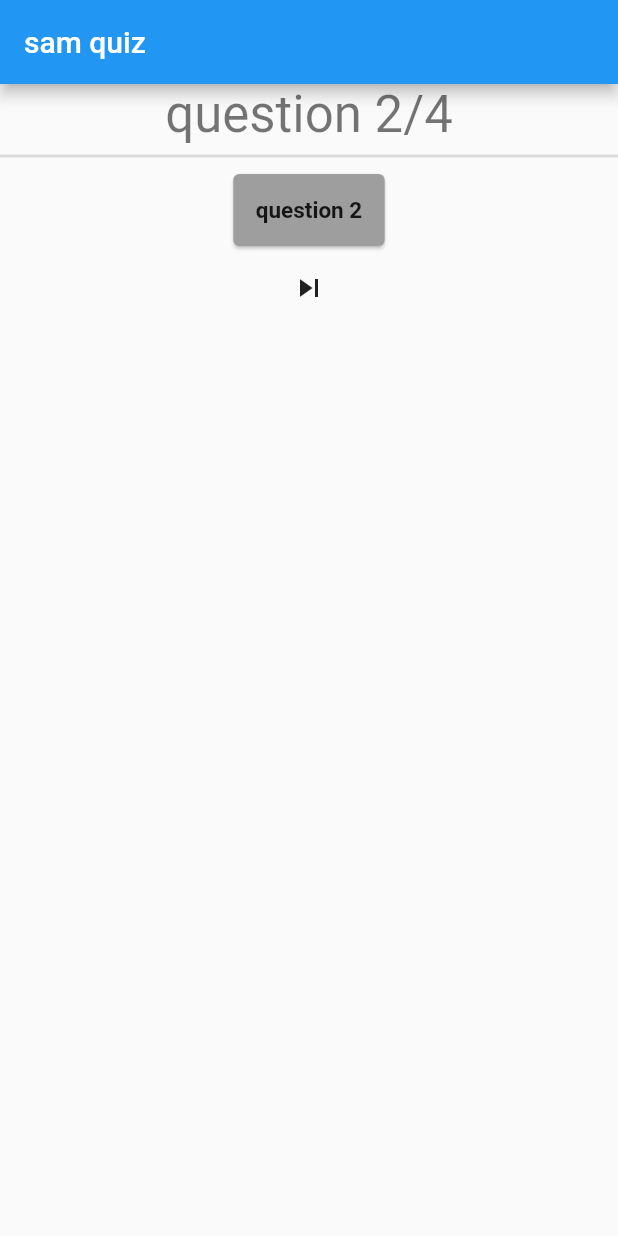
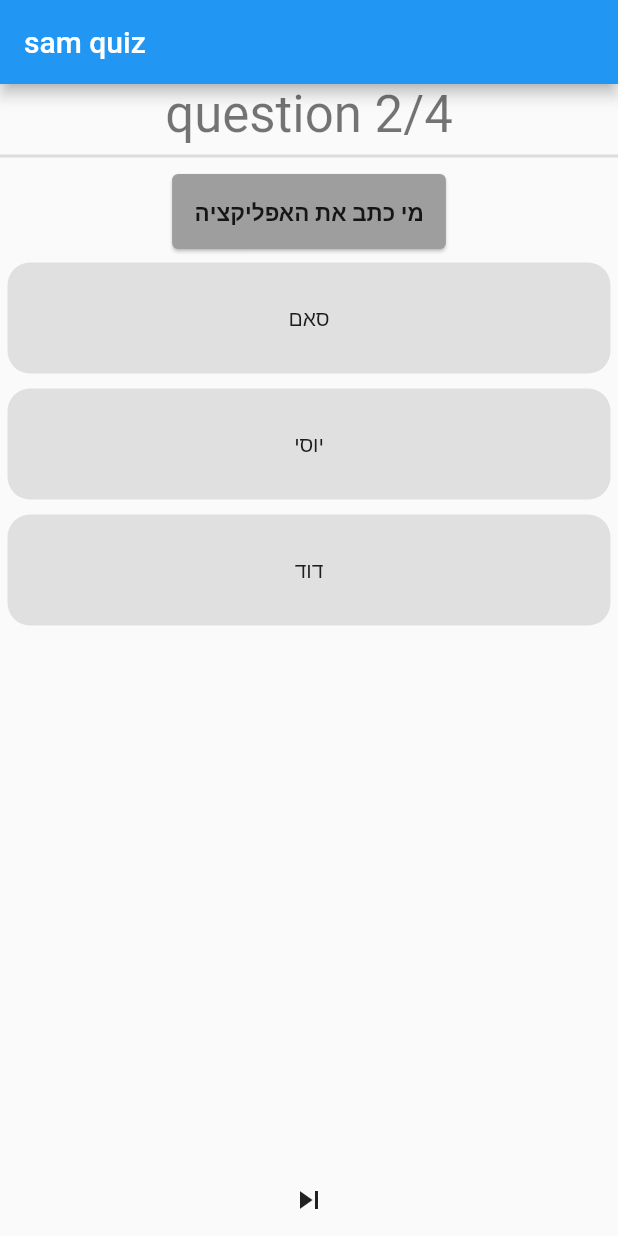
Before and after one commit to samordoch/triviaFlutter, a Flutter app: the screen it shows after launch, after a tap on the "skip next" icon, on a phone screen of 412 x 824 dp. Run offline on Flutter 3.47's test engine with Material 2 defaults, Android fonts, the phone set to English and light mode, and no system bars.

Commit message:
added widget to disply options and widget to diplay questions

```diff
--- a/lib/screens/quiz_screen/quiz_screen.dart
+++ b/lib/screens/quiz_screen/quiz_screen.dart
@@ -1,5 +1,6 @@
 import 'package:flutter/material.dart';
 import 'package:trivia/entities/question.dart';
+import 'package:trivia/screens/quiz_screen/widgets/OptionsWidget.dart';
 
 import 'widgets/QuestionCard.dart';
 
@@ -15,25 +16,25 @@ class _QuizScreenState extends State<QuizScreen> {
     {
       "id": 1,
       "question": "question 1",
-      "options": ['1', '2', '3', '4'],
+      "options": ['1', '2', '3'],
       "answer_index": 1,
     },
     {
       "id": 2,
-      "question": "question 2",
-      "options": ['1', '2', '3', '4'],
+      "question": "מי כתב את האפליקציה",
+      "options": ['סאם', 'יוסי', 'דוד'],
       "answer_index": 1,
     },
     {
       "id": 3,
       "question": "question 3",
-      "options": ['1', '2', '3', '4'],
+      "options": ['1', '2', '3'],
       "answer_index": 1,
     },
     {
       "id": 4,
       "question": "question 4",
-      "options": ['1', '2', '3', '4'],
+      "options": ['1', '2', '3'],
       "answer_index": 1,
     },
   ];
@@ -74,6 +75,10 @@ class _QuizScreenState extends State<QuizScreen> {
                 thickness: 2,
               ),
               QuestionCard(param: _questions[i].question),
+              Expanded(
+                  child: OptionsWidget(
+                question: _questions[i],
+              )),
               IconButton(
                   onPressed: () {
                     setState(() {
--- /dev/null
+++ b/lib/screens/quiz_screen/widgets/OptionsWidget.dart
@@ -0,0 +1,33 @@
+import 'package:flutter/material.dart';
+import 'package:trivia/entities/question.dart';
+
+class OptionsWidget extends StatelessWidget {
+  final Question question;
+
+  const OptionsWidget({Key? key, required this.question}) : super(key: key);
+
+  @override
+  Widget build(BuildContext context) => ListView(
+      children: question.options
+          .map((option) => buildOption(context, option))
+          .toList());
+  Widget buildOption(BuildContext context, String option) {
+    return Container(
+      padding: EdgeInsets.all(12),
+      decoration: BoxDecoration(
+          color: Colors.grey.shade300, borderRadius: BorderRadius.circular(15)),
+      margin: EdgeInsets.all(
+        5,
+      ),
+      child: buildAnswer(option),
+    );
+  }
+
+  Widget buildAnswer(String option) => Container(
+        height: 50,
+        child: Row(
+          mainAxisAlignment: MainAxisAlignment.center,
+          children: [Text(option)],
+        ),
+      );
+}
```
Also changed, not shown: 1 other file.
